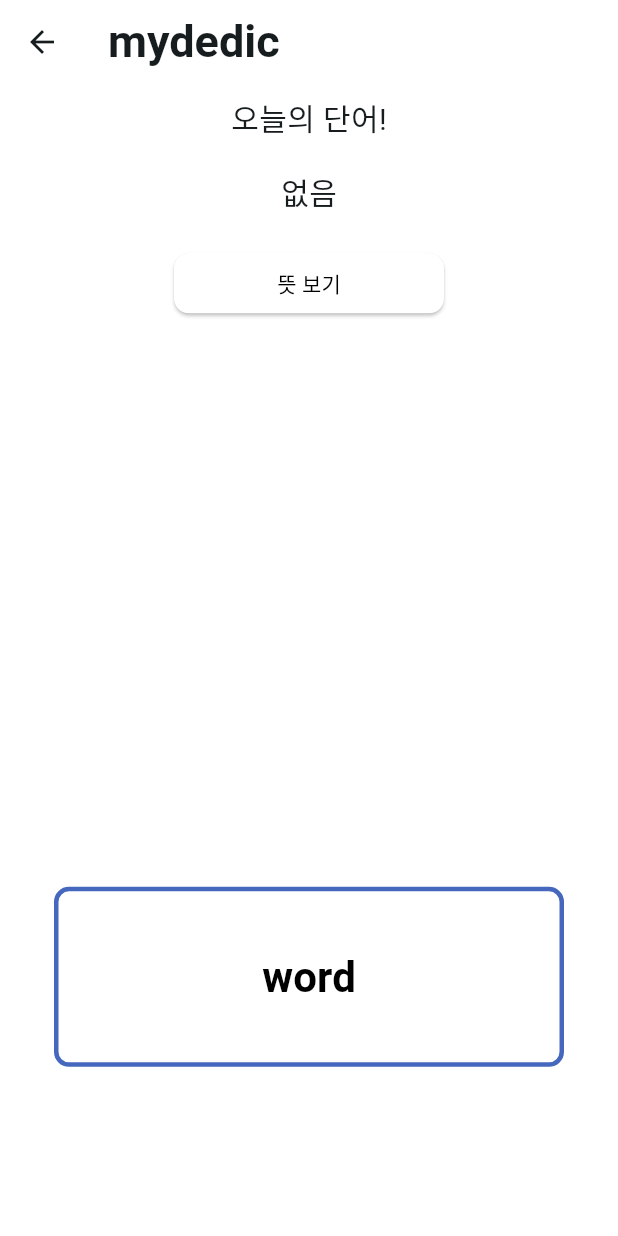
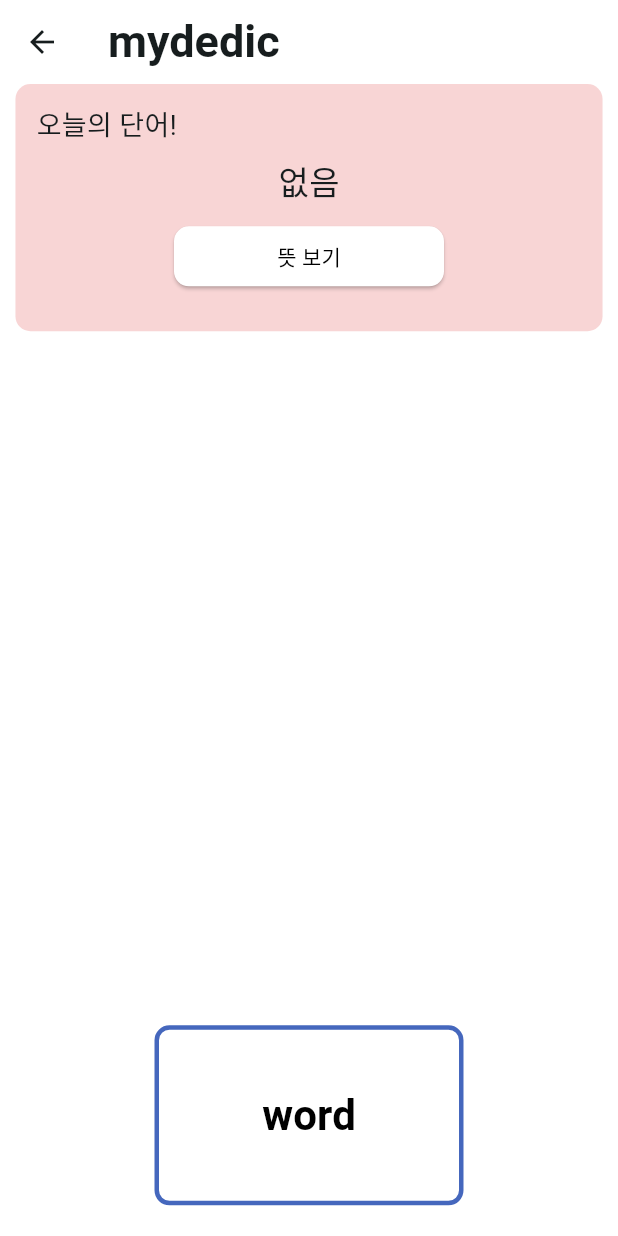
Before and after one commit to imhyunn/mymedic2, a Flutter app: the HomeScreen screen opened directly, on a phone screen of 412 x 824 dp. Run offline on Flutter 3.47's test engine with Material 3 defaults, Android fonts, the phone set to English and light mode, and no system bars; our stand-ins replace cloud_firestore, dotted_border, firebase_auth, firebase_core, firebase_storage, flutter_colorpicker and 4 more; missing offline and left inert: firebase_app_check, scribble; accounts and stored records are empty; Roboto replaces fonts that are missing (Pretendard).

Commit message:
ui(color, home)

```diff
--- a/lib/screens/home/home_screen.dart
+++ b/lib/screens/home/home_screen.dart
@@ -121,7 +121,7 @@ class _HomeScreenState extends State<HomeScreen> {
         // backgroundColor: Color(0xEAAACBE1),
         body: isLoading
             ? Center(child: CircularProgressIndicator())
-            : Stack(children: [
+            : Column(children: [
                 /*Container(
             height: size.height * 0.43,
             decoration: BoxDecoration(
@@ -132,45 +132,65 @@ class _HomeScreenState extends State<HomeScreen> {
               ),
             ),
           ),*/
+                // SizedBox(
+                //   height: size.height * 0.15,
+                // ),
                 Container(
                   decoration: BoxDecoration(
-                      // borderRadius: BorderRadius.circular(10),
+                      borderRadius: BorderRadius.circular(10),
                       // border: Border.all(
                       //   color: Colors.grey,
                       //   width: 3
                       // ),
-                      color: Colors.white),
+                      color: Color(0xfff8d5d5)),
                   height: size.height * 0.2,
-                  width: size.width,
+                  width: size.width * 0.95,
+                  child: Stack(
+                      children: [
+                        Padding(
+                          padding: EdgeInsets.all(14),
+                          child: Text(
+                            '오늘의 단어!',
+                            style: TextStyle(fontSize: 18),
+                          ),
+                        ),
+                        Center(
                           child: Column(
                             mainAxisAlignment: MainAxisAlignment.center,
                             children: [
-                      Text(
-                        '오늘의 단어!',
-                        style: TextStyle(fontSize: 20),
-                      ),
                               SizedBox(
                                 height: 19,
                               ),
                               Text(
                                 wordData!['english'],
-                        style: TextStyle(fontSize: 20),
+                                style: TextStyle(fontSize: 22),
                               ),
                               SizedBox(
-                        height: 23,
+                                height: 15,
                               ),
-                      if (_isRevealed)
-                        Text(
+                              AnimatedSwitcher(
+                                duration: const Duration(milliseconds: 600),
+                                child: _isRevealed
+                                    ? SizedBox(
+                                  height: 40, // 버튼과 동일한 높이 확보
+                                  child: Center(
+                                    child: Text(
                                       wordData!['korean'],
-                          style: TextStyle(fontSize: 18),
+                                      key: const ValueKey('text'),
+                                      style: const TextStyle(fontSize: 20),
+                                    ),
+                                  ),
                                 )
-                      else
-                        ElevatedButton(
+                                    : SizedBox(
+                                  height: 40,
+                                  child: ElevatedButton(
+                                    key: const ValueKey('button'),
                                     style: ElevatedButton.styleFrom(
-                            fixedSize: Size(180, 10),
+                                      fixedSize: const Size(180, 10),
                                       shape: RoundedRectangleBorder(
-                                borderRadius: BorderRadius.circular(10)),
-                            backgroundColor: Color(0xffFFFFFF)
+                                        borderRadius: BorderRadius.circular(10),
+                                      ),
+                                      backgroundColor: const Color(0xffFFFFFF),
                                     ),
                                     onPressed: () {
                                       setState(() {
@@ -182,12 +202,40 @@ class _HomeScreenState extends State<HomeScreen> {
                                       style: TextStyle(color: Colors.black),
                                     ),
                                   ),
+                                ),
+                              ),
+                              // if (_isRevealed)
+                              //   Text(
+                              //     wordData!['korean'],
+                              //     style: TextStyle(fontSize: 20),
+                              //   )
+                              // else
+                              //   ElevatedButton(
+                              //     style: ElevatedButton.styleFrom(
+                              //         fixedSize: Size(180, 10),
+                              //         shape: RoundedRectangleBorder(
+                              //             borderRadius:
+                              //                 BorderRadius.circular(10)),
+                              //         backgroundColor: Color(0xffFFFFFF)),
+                              //     onPressed: () {
+                              //       setState(() {
+                              //         _isRevealed = true;
+                              //       });
+                              //     },
+                              //     child: const Text(
+                              //       '뜻 보기',
+                              //       style: TextStyle(color: Colors.black),
+                              //     ),
+                              //   ),
                             ],
                           ),
                         ),
-                Container(
+                      ]),
+                ),
+                Expanded(
+                  child: Container(
                     width: size.width,
-                  height: size.height * 0.82,
+                    // height: size.height * 0.5,
                     child: Column(
                       mainAxisAlignment: MainAxisAlignment.end,
                       crossAxisAlignment: CrossAxisAlignment.center,
@@ -202,7 +250,7 @@ class _HomeScreenState extends State<HomeScreen> {
                               elevation: 0,
                               child: Container(
                                 height: 120,
-                              width: 340,
+                                width: size.width * 0.5,
                                 decoration: BoxDecoration(
                                   borderRadius: BorderRadius.circular(10),
                                   border: Border.all(
@@ -299,6 +347,7 @@ class _HomeScreenState extends State<HomeScreen> {
                       ],
                     ),
                   ),
+                ),
               ]),
       ),
     );
--- a/lib/screens/mypage.dart
+++ b/lib/screens/mypage.dart
@@ -252,6 +252,7 @@ class _MyPageState extends State<MyPage> {
                   showDialog(
                     context: context,
                     builder: (context) => AlertDialog(
+                      backgroundColor: Colors.white,
                       shape: RoundedRectangleBorder(
                           borderRadius: BorderRadius.circular(7.0)),
                       title: Text('로그아웃하시겠습니까?', style: TextStyle(fontSize: 18),),
```
Also changed, not shown: lib/screens/home/words/wordNote_edit.dart (+18 -3 lines). Lines whose indentation alone changed are shown as unchanged.
